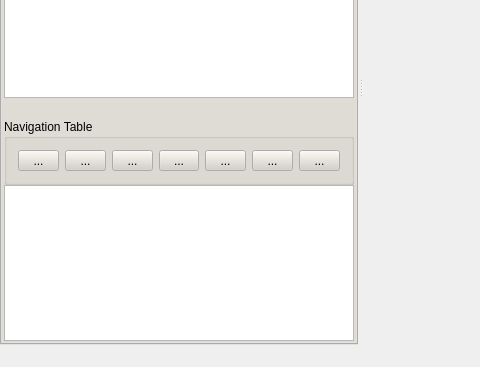
Before: the Qt Designer form Xedi/Xedithor/mainwindow.ui in ancoldsun/xedithor, drawn with Qt 5; both pictures show x 0 to 480 and y 189 to 556 of the 768 by 556 pixel window.
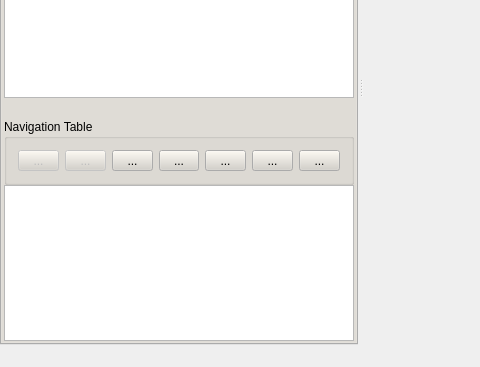
After: the same form once the commit is applied. The open tabs and pages were chosen to show the change. Icons and pictures are not drawn.

Diff of the .ui file:
```diff
--- a/Xedi/Xedithor/mainwindow.ui
+++ b/Xedi/Xedithor/mainwindow.ui
@@ -621,6 +621,9 @@
                <layout class="QHBoxLayout" name="horizontalLayout_7">
                 <item>
                  <widget class="QToolButton" name="ft_navTable2_button1">
+                  <property name="enabled">
+                   <bool>false</bool>
+                  </property>
                   <property name="sizePolicy">
                    <sizepolicy hsizetype="Preferred" vsizetype="Fixed">
                     <horstretch>0</horstretch>
@@ -647,6 +650,9 @@
                 </item>
                 <item>
                  <widget class="QToolButton" name="ft_navTable2_button2">
+                  <property name="enabled">
+                   <bool>false</bool>
+                  </property>
                   <property name="sizePolicy">
                    <sizepolicy hsizetype="Preferred" vsizetype="Fixed">
                     <horstretch>0</horstretch>
```
Left out of the diff: 3 changed lines with no effect on the pictures.
